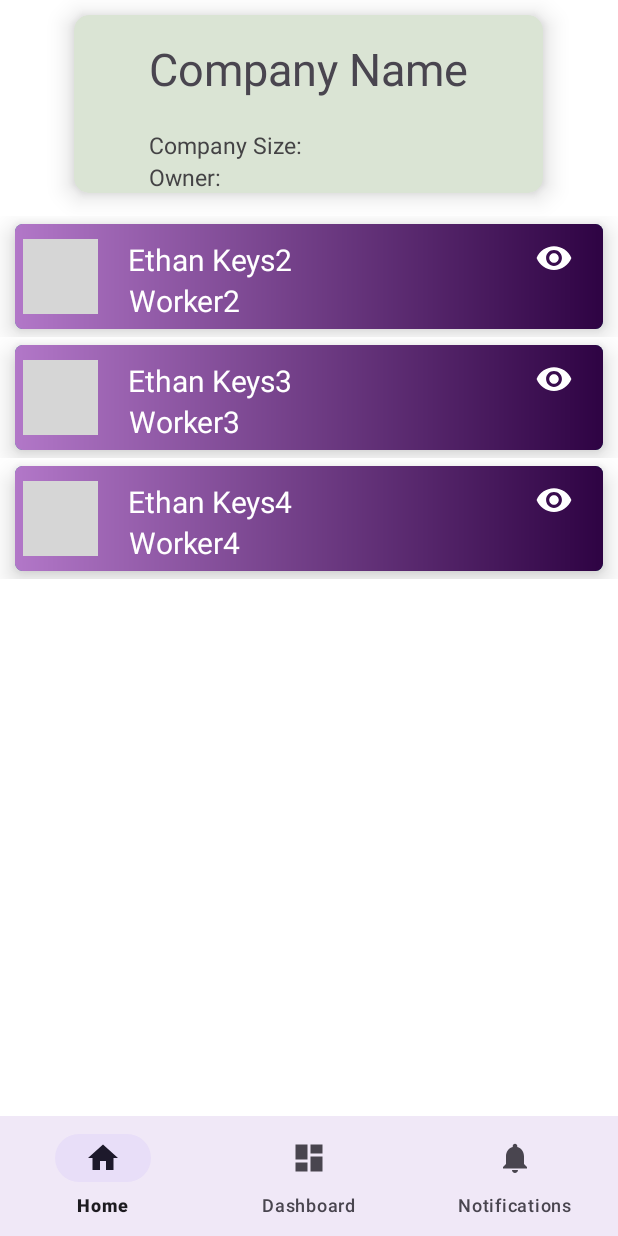
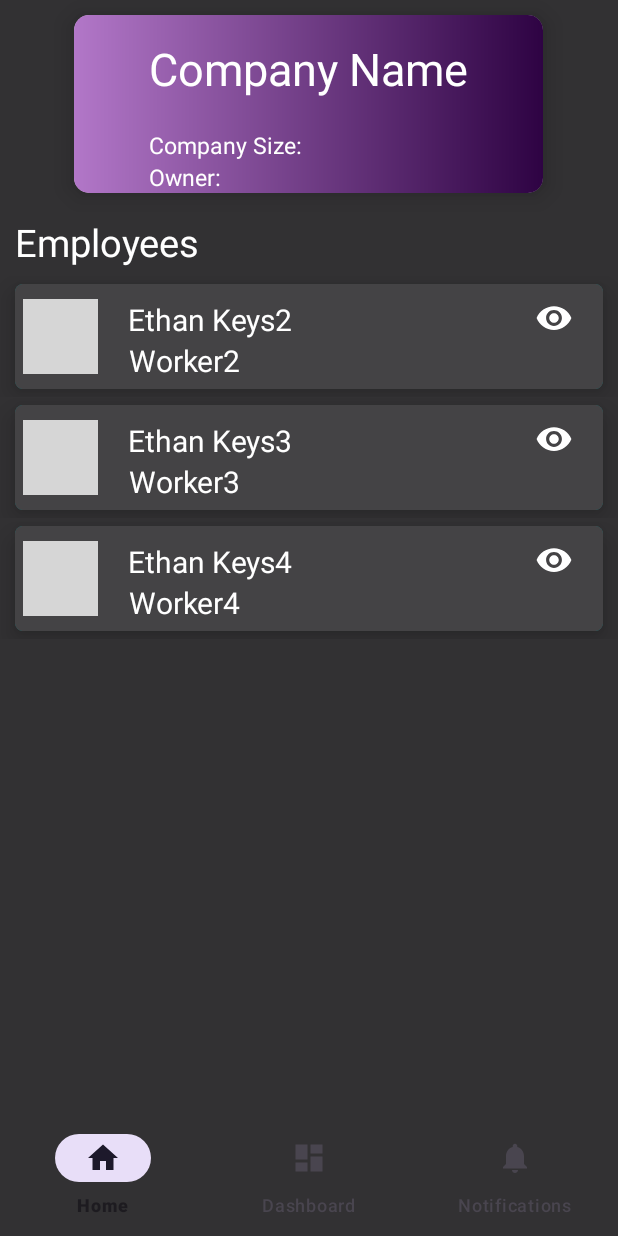
Before and after one commit to ethanman102/ClocKeys, an Android app: the screen it shows after launch (MainActivity), after a tap on an icon or button, on a phone screen of 412 x 824 dp. Run offline under Robolectric (Android 15) with nearby library versions, the phone set to English and light mode, and no system bars; our stand-ins replace CircleImageView, navigation-ui; grey boxes are pictures that could not be loaded.

Commit message:
more UI changes

```diff
--- a/app/src/main/res/layout/activity_main.xml
+++ b/app/src/main/res/layout/activity_main.xml
@@ -20,7 +20,7 @@
         android:id="@+id/nav_view"
         android:layout_width="match_parent"
         android:layout_height="wrap_content"
-        android:background="?android:attr/windowBackground"
+        android:background="@color/dark_gray"
         app:menu="@menu/bottom_nav_menu" />
 
 </LinearLayout>
--- a/app/src/main/res/layout/employee_item.xml
+++ b/app/src/main/res/layout/employee_item.xml
@@ -22,7 +22,7 @@
         <LinearLayout
             android:layout_width="match_parent"
             android:layout_height="wrap_content"
-            android:background="@drawable/punch_gradient"
+            android:background="@color/gray"
             android:orientation="vertical">
             <RelativeLayout
                 android:id="@+id/employeeCardViewLinearLayout"
--- a/app/src/main/res/layout/fragment_home.xml
+++ b/app/src/main/res/layout/fragment_home.xml
@@ -5,7 +5,7 @@
     android:layout_width="match_parent"
     android:layout_height="match_parent"
     tools:context=".ui.home.HomeFragment"
-    android:background="@color/white"
+    android:background="@color/dark_gray"
     android:orientation="vertical">
 
         <androidx.cardview.widget.CardView
@@ -22,7 +22,8 @@
 
             <RelativeLayout
                 android:layout_width="match_parent"
-                android:layout_height="match_parent">
+                android:layout_height="match_parent"
+                android:background="@drawable/punch_gradient">
 
                 <TextView
                     android:id="@+id/tvCompanyName"
@@ -30,6 +31,7 @@
                     android:layout_height="wrap_content"
                     android:text="Company Name"
                     android:textSize="30sp"
+                    android:textColor="@color/white"
                     android:layout_centerHorizontal="true"
                     android:paddingStart="50dp"
                     android:paddingEnd="50dp"
@@ -39,7 +41,7 @@
                     android:id="@+id/tvCompanySize"
                     android:layout_width="wrap_content"
                     android:layout_height="wrap_content"
-                    android:textColor="@color/gray"
+                    android:textColor="@color/white"
                     android:layout_below="@id/tvCompanyName"
                     android:paddingStart="50dp"
                     android:layout_marginTop="20dp"
@@ -54,17 +56,24 @@
                     android:layout_below="@id/tvCompanySize"
                     android:text="Owner:"
                     android:textSize="15sp"
-                    android:textColor="@color/gray" />
+                    android:textColor="@color/white" />
             </RelativeLayout>
         </androidx.cardview.widget.CardView>
 
+    <TextView
+        android:layout_width="wrap_content"
+        android:layout_height="wrap_content"
+        android:textSize="25sp"
+        android:layout_marginStart="10dp"
+        android:textColor="@color/white"
+        android:layout_marginBottom="5dp"
+        android:text="Employees"></TextView>
 
     <androidx.recyclerview.widget.RecyclerView
         android:id="@+id/employeeRecyclerView"
         android:layout_width="match_parent"
         android:layout_height="0dp"
         android:layout_weight="1"
-        android:background="@color/white"
         android:paddingBottom="100dp"
         android:clipToPadding="false" />
 </LinearLayout>
```
